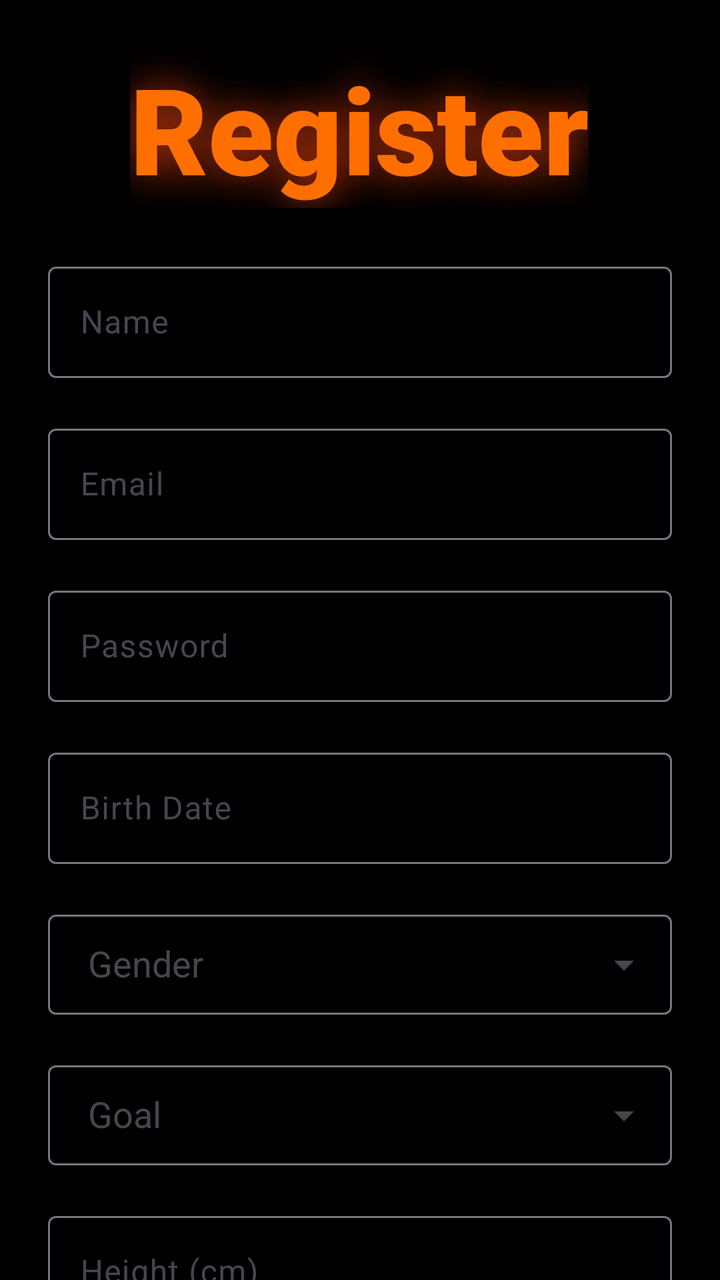
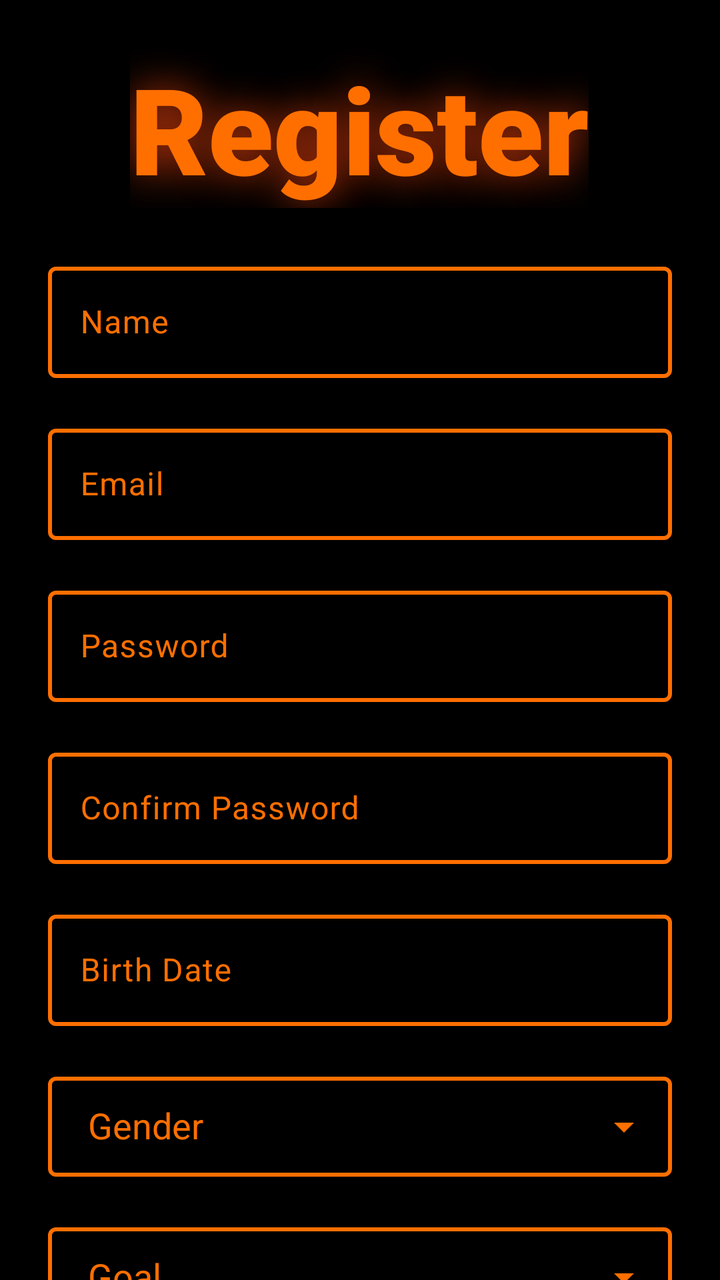

An Android layout rendered at two revisions. The XML below is the earlier revision; the diff shows what the commit changed to produce the second picture.
<!-- AndroidManifest.xml: application theme Theme.FitJourney -->
<!-- res/layout/fragment_register.xml -->
<?xml version="1.0" encoding="utf-8"?>
<androidx.constraintlayout.widget.ConstraintLayout
    xmlns:android="http://schemas.android.com/apk/res/android"
    xmlns:app="http://schemas.android.com/apk/res-auto"
    xmlns:tools="http://schemas.android.com/tools"
    android:id="@+id/registerLayout"
    android:layout_width="match_parent"
    android:layout_height="match_parent"
    android:background="#000000"
    tools:context=".ui.access.RegisterFragment">

    <TextView
        android:id="@+id/tvRegister"
        android:layout_width="wrap_content"
        android:layout_height="wrap_content"
        android:layout_marginTop="24dp"
        android:fontFamily="sans-serif-black"
        android:shadowColor="#BF360C"
        android:shadowRadius="50"
        android:text="@string/register"
        android:textColor="#FF6F00"
        android:textSize="60sp"
        app:layout_constraintEnd_toEndOf="parent"
        app:layout_constraintHorizontal_bias="0.497"
        app:layout_constraintStart_toStartOf="parent"
        app:layout_constraintTop_toTopOf="parent" />

    <androidx.core.widget.NestedScrollView
        android:id="@+id/scrollRegister"
        android:layout_width="0dp"
        android:layout_height="0dp"
        android:fillViewport="true"
        app:layout_constraintTop_toBottomOf="@id/tvRegister"
        app:layout_constraintBottom_toBottomOf="parent"
        app:layout_constraintStart_toStartOf="parent"
        app:layout_constraintEnd_toEndOf="parent">

        <LinearLayout
            android:layout_width="match_parent"
            android:layout_height="wrap_content"
            android:orientation="vertical"
            android:padding="24dp">

            <com.google.android.material.textfield.TextInputLayout
                android:id="@+id/tlName"
                android:layout_width="match_parent"
                android:layout_height="wrap_content"
                android:hint="@string/name">

                <com.google.android.material.textfield.TextInputEditText
                    android:id="@+id/etName"
                    android:layout_width="match_parent"
                    android:layout_height="wrap_content"
                    android:inputType="textPersonName"
                    android:textColor="#FFFFFF" />
            </com.google.android.material.textfield.TextInputLayout>

            <com.google.android.material.textfield.TextInputLayout
                android:id="@+id/tlEmail"
                android:layout_width="match_parent"
                android:layout_height="wrap_content"
                android:layout_marginTop="20dp"
                android:hint="@string/email">

                <com.google.android.material.textfield.TextInputEditText
                    android:id="@+id/etEmail"
                    android:layout_width="match_parent"
                    android:layout_height="wrap_content"
                    android:inputType="textEmailAddress"
                    android:textColor="#FFFFFF" />
            </com.google.android.material.textfield.TextInputLayout>

            <com.google.android.material.textfield.TextInputLayout
                android:id="@+id/tlPassword"
                android:layout_width="match_parent"
                android:layout_height="wrap_content"
                android:layout_marginTop="20dp"
                android:hint="@string/password"
                app:passwordToggleEnabled="true">

                <com.google.android.material.textfield.TextInputEditText
                    android:id="@+id/etPassword"
                    android:layout_width="match_parent"
                    android:layout_height="wrap_content"
                    android:inputType="textPassword"
                    android:textColor="#FFFFFF" />
            </com.google.android.material.textfield.TextInputLayout>

            <com.google.android.material.textfield.TextInputLayout
                android:id="@+id/tlBirthDate"
                android:layout_width="match_parent"
                android:layout_height="wrap_content"
                android:layout_marginTop="20dp"
                android:hint="@string/birth_date">

                <com.google.android.material.textfield.TextInputEditText
                    android:id="@+id/etBirthDate"
                    android:layout_width="match_parent"
                    android:layout_height="wrap_content"
                    android:clickable="true"
                    android:focusable="true"
                    android:inputType="none"
                    android:textColor="#FFFFFF" />
            </com.google.android.material.textfield.TextInputLayout>

            <com.google.android.material.textfield.TextInputLayout
                android:id="@+id/tlGender"
                android:layout_width="match_parent"
                android:layout_height="wrap_content"
                android:layout_marginTop="20dp"
                app:endIconMode="dropdown_menu"
                android:hint="@string/gender">

                <AutoCompleteTextView
                    android:id="@+id/actvGender"
                    android:layout_width="match_parent"
                    android:layout_height="50dp"
                    android:focusable="false"
                    android:inputType="none"
                    android:paddingStart="20dp"
                    android:textColor="#FFFFFF"
                    tools:ignore="LabelFor,RtlSymmetry" />
            </com.google.android.material.textfield.TextInputLayout>

            <com.google.android.material.textfield.TextInputLayout
                android:id="@+id/tLGoal"
                android:layout_width="match_parent"
                android:layout_height="wrap_content"
                android:layout_marginTop="20dp"
                app:endIconMode="dropdown_menu"
                android:hint="@string/goal">

                <AutoCompleteTextView
                    android:id="@+id/actvGoal"
                    android:layout_width="match_parent"
                    android:layout_height="50dp"
                    android:focusable="false"
                    android:inputType="none"
                    android:paddingStart="20dp"
                    android:textColor="#FFFFFF"
                    tools:ignore="LabelFor,RtlSymmetry" />
            </com.google.android.material.textfield.TextInputLayout>

            <com.google.android.material.textfield.TextInputLayout
                android:id="@+id/tlHeight"
                android:layout_width="match_parent"
                android:layout_height="wrap_content"
                android:layout_marginTop="20dp"
                android:hint="@string/height_cm">

                <com.google.android.material.textfield.TextInputEditText
                    android:id="@+id/etHeight"
                    android:layout_width="match_parent"
                    android:layout_height="wrap_content"
                    android:inputType="number"
                    android:textColor="#FFFFFF" />
            </com.google.android.material.textfield.TextInputLayout>

            <com.google.android.material.textfield.TextInputLayout
                android:id="@+id/tlWeight"
                android:layout_width="match_parent"
                android:layout_height="wrap_content"
                android:layout_marginTop="20dp"
                android:hint="@string/weight_kg">

                <com.google.android.material.textfield.TextInputEditText
                    android:id="@+id/etWeight"
                    android:layout_width="match_parent"
                    android:layout_height="wrap_content"
                    android:inputType="numberDecimal"
                    android:textColor="#FFFFFF" />
            </com.google.android.material.textfield.TextInputLayout>

            <Button
                android:id="@+id/btnRegisterSubmit"
                android:layout_width="match_parent"
                android:layout_height="60dp"
                android:layout_marginTop="40dp"
                android:backgroundTint="#FF6F00"
                android:text="@string/register"
                android:textAllCaps="false"
                android:textColor="#FFFFFF"
                android:textSize="20sp" />
        </LinearLayout>
    </androidx.core.widget.NestedScrollView>

</androidx.constraintlayout.widget.ConstraintLayout>
<!-- resources referenced by this layout -->
<resources>
  <string name="birth_date">Birth Date</string>
  <string name="email">Email</string>
  <string name="gender">Gender</string>
  <string name="goal">Goal</string>
  <string name="height_cm">Height (cm)</string>
  <string name="name">Name</string>
  <string name="password">Password</string>
  <string name="register">Register</string>
  <string name="weight_kg">Weight (kg)</string>
  <style name="Theme.FitJourney" parent="Base.Theme.FitJourney" />
  <style name="Base.Theme.FitJourney" parent="Theme.Material3.DayNight.NoActionBar">
  
      </style>
</resources>

<!-- the commit's change to res/layout/fragment_register.xml (unified diff, before → after) -->
@@ -36,6 +36,7 @@
         app:layout_constraintEnd_toEndOf="parent">
 
         <LinearLayout
+            android:id="@+id/formRegister"
             android:layout_width="match_parent"
             android:layout_height="wrap_content"
             android:orientation="vertical"
@@ -45,22 +46,34 @@
                 android:id="@+id/tlName"
                 android:layout_width="match_parent"
                 android:layout_height="wrap_content"
-                android:hint="@string/name">
+                android:hint="@string/name"
+                android:textColorHint="@color/inputsregister"
+                app:hintTextColor="@color/inputsregister"
+                app:boxBackgroundMode="outline"
+                app:boxStrokeWidth="2dp"
+                app:boxStrokeColor="@color/inputsregister">
 
                 <com.google.android.material.textfield.TextInputEditText
                     android:id="@+id/etName"
                     android:layout_width="match_parent"
                     android:layout_height="wrap_content"
                     android:inputType="textPersonName"
-                    android:textColor="#FFFFFF" />
-            </com.google.android.material.textfield.TextInputLayout>
+                    android:textColor="#FFFFFF"/>
+            </com.google.android.material.textfield.TextInputLayout>
+
+
 
             <com.google.android.material.textfield.TextInputLayout
                 android:id="@+id/tlEmail"
                 android:layout_width="match_parent"
                 android:layout_height="wrap_content"
                 android:layout_marginTop="20dp"
-                android:hint="@string/email">
+                android:hint="@string/email"
+                android:textColorHint="@color/inputsregister"
+                app:hintTextColor="@color/inputsregister"
+                app:boxBackgroundMode="outline"
+                app:boxStrokeWidth="2dp"
+                app:boxStrokeColor="@color/inputsregister">
 
                 <com.google.android.material.textfield.TextInputEditText
                     android:id="@+id/etEmail"
@@ -76,7 +89,12 @@
                 android:layout_height="wrap_content"
                 android:layout_marginTop="20dp"
                 android:hint="@string/password"
-                app:passwordToggleEnabled="true">
+                app:passwordToggleEnabled="true"
+                android:textColorHint="@color/inputsregister"
+                app:hintTextColor="@color/inputsregister"
+                app:boxBackgroundMode="outline"
+                app:boxStrokeWidth="2dp"
+                app:boxStrokeColor="@color/inputsregister">
 
                 <com.google.android.material.textfield.TextInputEditText
                     android:id="@+id/etPassword"
@@ -87,11 +105,37 @@
             </com.google.android.material.textfield.TextInputLayout>
 
             <com.google.android.material.textfield.TextInputLayout
+                android:id="@+id/tlConfirmPassword"
+                android:layout_width="match_parent"
+                android:layout_height="wrap_content"
+                android:layout_marginTop="20dp"
+                android:hint="@string/confirm_password"
+                app:passwordToggleEnabled="true"
+                android:textColorHint="@color/inputsregister"
+                app:hintTextColor="@color/inputsregister"
+                app:boxBackgroundMode="outline"
+                app:boxStrokeWidth="2dp"
+                app:boxStrokeColor="@color/inputsregister">
+
+                <com.google.android.material.textfield.TextInputEditText
+                    android:id="@+id/etConfirmPassword"
+                    android:layout_width="match_parent"
+                    android:layout_height="wrap_content"
+                    android:inputType="textPassword"
+                    android:textColor="#FFFFFF" />
+            </com.google.android.material.textfield.TextInputLayout>
+
+            <com.google.android.material.textfield.TextInputLayout
                 android:id="@+id/tlBirthDate"
                 android:layout_width="match_parent"
                 android:layout_height="wrap_content"
                 android:layout_marginTop="20dp"
-                android:hint="@string/birth_date">
+                android:hint="@string/birth_date"
+                android:textColorHint="@color/inputsregister"
+                app:hintTextColor="@color/inputsregister"
+                app:boxBackgroundMode="outline"
+                app:boxStrokeWidth="2dp"
+                app:boxStrokeColor="@color/inputsregister">
 
                 <com.google.android.material.textfield.TextInputEditText
                     android:id="@+id/etBirthDate"
@@ -108,8 +152,14 @@
                 android:layout_width="match_parent"
                 android:layout_height="wrap_content"
                 android:layout_marginTop="20dp"
+                android:hint="@string/gender"
                 app:endIconMode="dropdown_menu"
-                android:hint="@string/gender">
+                app:endIconTint="@color/inputsregister"
+                android:textColorHint="@color/inputsregister"
+                app:hintTextColor="@color/inputsregister"
+                app:boxBackgroundMode="outline"
+                app:boxStrokeWidth="2dp"
+                app:boxStrokeColor="@color/inputsregister">
 
                 <AutoCompleteTextView
                     android:id="@+id/actvGender"
@@ -127,8 +177,14 @@
                 android:layout_width="match_parent"
                 android:layout_height="wrap_content"
                 android:layout_marginTop="20dp"
+                android:hint="@string/goal"
                 app:endIconMode="dropdown_menu"
-                android:hint="@string/goal">
+                app:endIconTint="@color/inputsregister"
+                android:textColorHint="@color/inputsregister"
+                app:hintTextColor="@color/inputsregister"
+                app:boxBackgroundMode="outline"
+                app:boxStrokeWidth="2dp"
+                app:boxStrokeColor="@color/inputsregister">
 
                 <AutoCompleteTextView
                     android:id="@+id/actvGoal"
@@ -146,7 +202,12 @@
                 android:layout_width="match_parent"
                 android:layout_height="wrap_content"
                 android:layout_marginTop="20dp"
-                android:hint="@string/height_cm">
+                android:hint="@string/height_cm"
+                android:textColorHint="@color/inputsregister"
+                app:hintTextColor="@color/inputsregister"
+                app:boxBackgroundMode="outline"
+                app:boxStrokeWidth="2dp"
+                app:boxStrokeColor="@color/inputsregister">
 
                 <com.google.android.material.textfield.TextInputEditText
                     android:id="@+id/etHeight"
@@ -161,7 +222,12 @@
                 android:layout_width="match_parent"
                 android:layout_height="wrap_content"
                 android:layout_marginTop="20dp"
-                android:hint="@string/weight_kg">
+                android:hint="@string/weight_kg"
+                android:textColorHint="@color/inputsregister"
+                app:hintTextColor="@color/inputsregister"
+                app:boxBackgroundMode="outline"
+                app:boxStrokeWidth="2dp"
+                app:boxStrokeColor="@color/inputsregister">
 
                 <com.google.android.material.textfield.TextInputEditText
                     android:id="@+id/etWeight"
<!-- resource entries referenced after the edit -->
@@ -1,6 +1,7 @@
 <!-- resources referenced by this layout -->
 <resources>
   <string name="birth_date">Birth Date</string>
+  <string name="confirm_password">Confirm Password</string>
   <string name="email">Email</string>
   <string name="gender">Gender</string>
   <string name="goal">Goal</string>
